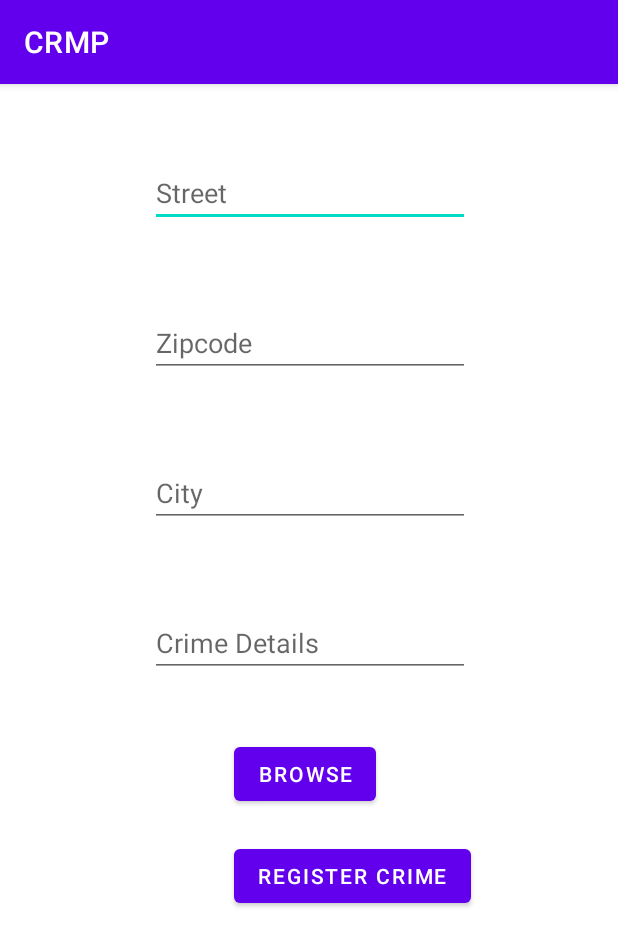
After one commit to ETS-Android1/Crime-Report-and-Missing-Person-Finder-Application, an Android app: the CrimeActivity screen opened directly, with no data from a screen before it, on a phone screen of 412 x 824 dp. The commit adds this screen. Shown: the top 946 px of the screen. Run offline under Robolectric (Android 15) with nearby library versions, the phone set to English and light mode, and no system bars.

Commit message:
Added crime activity

```diff
--- a/app/src/main/AndroidManifest.xml
+++ b/app/src/main/AndroidManifest.xml
@@ -10,6 +10,9 @@
         android:supportsRtl="true"
         android:theme="@style/Theme.CRMP">
         <activity
+            android:name=".CrimeActivity"
+            android:exported="true" />
+        <activity
             android:name=".MissingPeople"
             android:exported="true" />
         <activity
@@ -21,8 +24,6 @@
         <activity
             android:name=".CrimeAround"
             android:exported="true" />
-
-
         <activity
             android:name=".SignUpActivity"
             android:exported="true" />
--- /dev/null
+++ b/app/src/main/java/com/example/crmp/CrimeActivity.java
@@ -0,0 +1,14 @@
+package com.example.crmp;
+
+import androidx.appcompat.app.AppCompatActivity;
+
+import android.os.Bundle;
+
+public class CrimeActivity extends AppCompatActivity {
+
+    @Override
+    protected void onCreate(Bundle savedInstanceState) {
+        super.onCreate(savedInstanceState);
+        setContentView(R.layout.activity_crime);
+    }
+}
--- a/app/src/main/java/com/example/crmp/MainActivity.java
+++ b/app/src/main/java/com/example/crmp/MainActivity.java
@@ -28,4 +28,5 @@ public class MainActivity extends AppCompatActivity {
         startActivity(intent);
     }
 
+
 }
--- a/app/src/main/java/com/example/crmp/SignInComplaintActivity.java
+++ b/app/src/main/java/com/example/crmp/SignInComplaintActivity.java
@@ -19,4 +19,9 @@ public class SignInComplaintActivity extends AppCompatActivity {
         Intent intent = new Intent(this, ComplaintStatusActivity.class);
         startActivity(intent);
     }
+
+    public void crimeOnClick(View c) {
+        Intent intent = new Intent(this,CrimeActivity.class);
+        startActivity(intent);
+    }
 }
--- /dev/null
+++ b/app/src/main/res/layout/activity_crime.xml
@@ -0,0 +1,73 @@
+<?xml version="1.0" encoding="utf-8"?>
+<androidx.constraintlayout.widget.ConstraintLayout xmlns:android="http://schemas.android.com/apk/res/android"
+    xmlns:app="http://schemas.android.com/apk/res-auto"
+    xmlns:tools="http://schemas.android.com/tools"
+    android:layout_width="match_parent"
+    android:layout_height="match_parent"
+    tools:context=".CrimeActivity">
+
+    <EditText
+        android:id="@+id/editT1"
+        android:layout_width="wrap_content"
+        android:layout_height="wrap_content"
+        android:layout_marginStart="100dp"
+        android:layout_marginTop="50dp"
+        android:ems="10"
+        android:hint="Street"
+        android:inputType="textPersonName"
+        app:layout_constraintStart_toStartOf="parent"
+        app:layout_constraintTop_toTopOf="parent" />
+    <EditText
+        android:id="@+id/editT2"
+        android:layout_width="wrap_content"
+        android:layout_height="wrap_content"
+        android:layout_marginStart="100dp"
+        android:layout_marginTop="150dp"
+        android:ems="10"
+        android:hint="Zipcode"
+        android:inputType="textPersonName"
+        app:layout_constraintStart_toStartOf="parent"
+        app:layout_constraintTop_toTopOf="parent" />
+    <EditText
+        android:id="@+id/edidT3"
+        android:layout_width="wrap_content"
+        android:layout_height="wrap_content"
+        android:layout_marginStart="100dp"
+        android:layout_marginTop="250dp"
+        android:ems="10"
+        android:hint="City"
+        android:inputType="textPersonName"
+        app:layout_constraintStart_toStartOf="parent"
+        app:layout_constraintTop_toTopOf="parent" />
+    <EditText
+        android:id="@+id/editTextTextPersonName"
+        android:layout_width="wrap_content"
+        android:layout_height="wrap_content"
+        android:layout_marginStart="100dp"
+        android:layout_marginTop="350dp"
+        android:ems="10"
+        android:hint="Crime Details"
+        android:inputType="textPersonName"
+        app:layout_constraintStart_toStartOf="parent"
+        app:layout_constraintTop_toTopOf="parent" />
+
+    <Button
+        android:id="@+id/button12"
+        android:layout_width="wrap_content"
+        android:layout_height="wrap_content"
+        android:layout_marginStart="156dp"
+        android:layout_marginTop="436dp"
+        android:text="Browse"
+        app:layout_constraintStart_toStartOf="parent"
+        app:layout_constraintTop_toTopOf="parent" />
+
+    <Button
+        android:id="@+id/button13"
+        android:layout_width="wrap_content"
+        android:layout_height="wrap_content"
+        android:layout_marginStart="156dp"
+        android:layout_marginTop="504dp"
+        android:text="Register Crime"
+        app:layout_constraintStart_toStartOf="parent"
+        app:layout_constraintTop_toTopOf="parent" />
+</androidx.constraintlayout.widget.ConstraintLayout>
--- a/app/src/main/res/layout/activity_sign_in_complaint.xml
+++ b/app/src/main/res/layout/activity_sign_in_complaint.xml
@@ -12,6 +12,7 @@
         android:layout_height="wrap_content"
         android:layout_marginStart="32dp"
         android:layout_marginTop="24dp"
+        android:onClick="crimeOnClick"
         android:text="Crime"
         app:layout_constraintStart_toStartOf="parent"
         app:layout_constraintTop_toTopOf="parent" />
@@ -45,6 +46,7 @@
         android:layout_marginTop="304dp"
         android:ems="10"
         android:inputType="textPostalAddress"
+        android:minHeight="48dp"
         android:text="City"
         app:layout_constraintStart_toStartOf="parent"
         app:layout_constraintTop_toTopOf="parent" />
@@ -69,6 +71,7 @@
         android:layout_marginTop="388dp"
         android:ems="10"
         android:inputType="textPostalAddress"
+        android:minHeight="48dp"
         android:text="Pincode"
         app:layout_constraintStart_toStartOf="parent"
         app:layout_constraintTop_toTopOf="parent" />
@@ -81,6 +84,7 @@
         android:layout_marginTop="464dp"
         android:ems="10"
         android:inputType="textPersonName"
+        android:minHeight="48dp"
         android:text="Subject"
         app:layout_constraintStart_toStartOf="parent"
         app:layout_constraintTop_toTopOf="parent" />
@@ -93,6 +97,7 @@
         android:layout_marginTop="532dp"
         android:ems="10"
         android:inputType="textPersonName"
+        android:minHeight="48dp"
         android:text="Complaint"
         app:layout_constraintStart_toStartOf="parent"
         app:layout_constraintTop_toTopOf="parent" />
```
